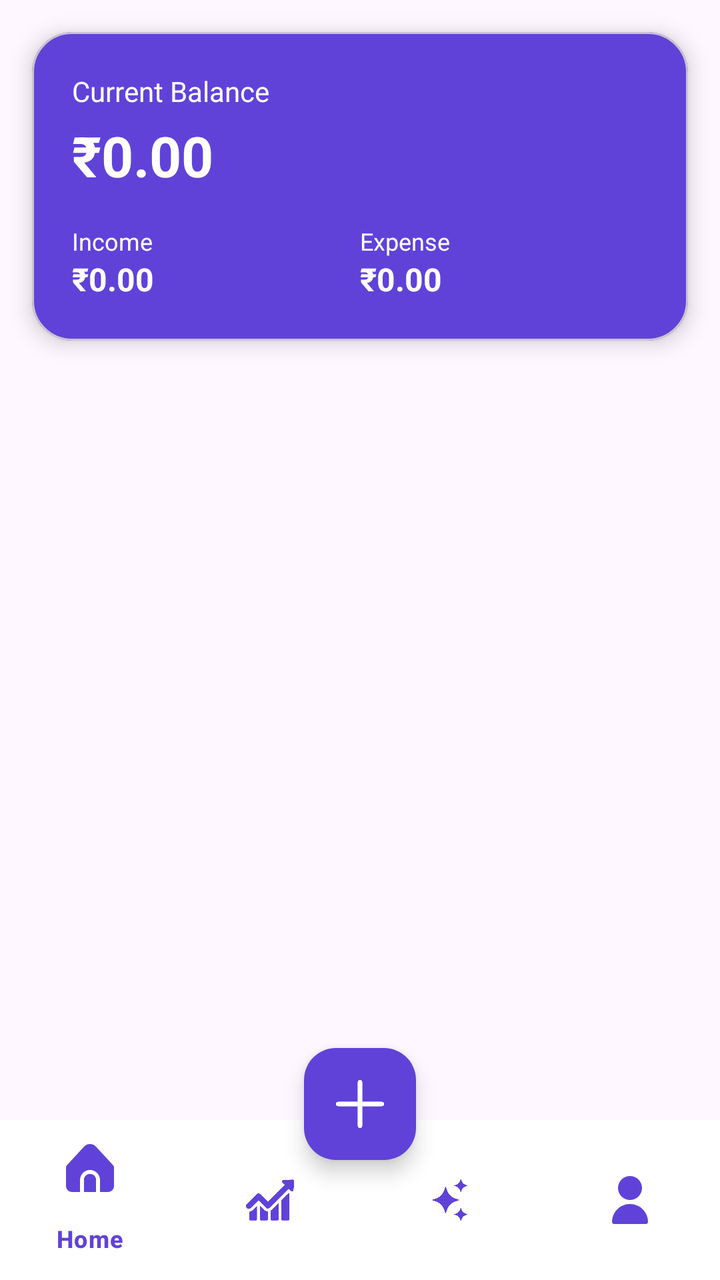
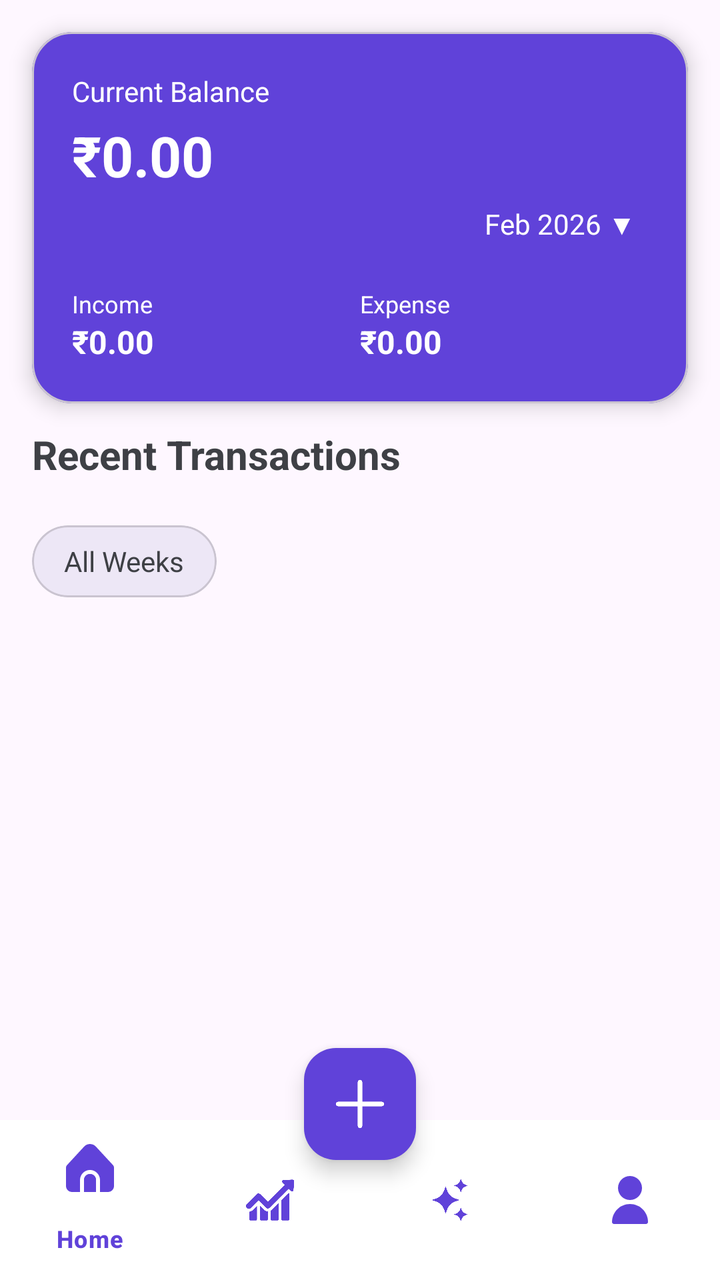

Two renders of the same Android screen: before a commit and after it. Below are the layout's source before the change and the commit's diff.
<!-- AndroidManifest.xml: application theme Theme.WalletMateTracker -->
<!-- res/layout/activity_main.xml -->
<?xml version="1.0" encoding="utf-8"?>
<androidx.coordinatorlayout.widget.CoordinatorLayout
    xmlns:android="http://schemas.android.com/apk/res/android"
    xmlns:app="http://schemas.android.com/apk/res-auto"
    android:layout_width="match_parent"
    android:layout_height="match_parent">

    <androidx.constraintlayout.widget.ConstraintLayout

        android:layout_width="match_parent"
        android:layout_height="match_parent"
        android:fitsSystemWindows="true">

        <com.google.android.material.card.MaterialCardView
            android:id="@+id/cardSummary"
            android:layout_width="match_parent"
            android:layout_height="wrap_content"
            app:layout_constraintTop_toTopOf="parent"
            android:layout_margin="16dp"
            app:cardCornerRadius="20dp"
            app:cardElevation="6dp"
            android:backgroundTint="@color/purple_primary">

            <LinearLayout
                android:layout_width="match_parent"
                android:layout_height="wrap_content"
                android:orientation="vertical"
                android:padding="20dp">

                <TextView
                    android:text="Current Balance"
                    android:textColor="@color/white"
                    android:textSize="14sp"
                    android:layout_width="match_parent"
                    android:layout_height="wrap_content"/>

                <TextView
                    android:id="@+id/tvBalance"
                    android:text="₹0.00"
                    android:textColor="@color/white"
                    android:textSize="28sp"
                    android:textStyle="bold"
                    android:layout_marginTop="4dp"
                    android:layout_width="match_parent"
                    android:layout_height="wrap_content"/>

                <LinearLayout
                    android:layout_width="match_parent"
                    android:layout_height="wrap_content"
                    android:orientation="horizontal"
                    android:layout_marginTop="16dp"
                    android:weightSum="2">

                    
                    <LinearLayout
                        android:layout_width="0dp"
                        android:layout_weight="1"
                        android:orientation="vertical"
                        android:layout_height="wrap_content">

                        <TextView
                            android:text="Income"
                            android:textColor="@color/white"
                            android:textSize="12sp"
                            android:layout_width="match_parent"
                            android:layout_height="wrap_content"/>

                        <TextView
                            android:id="@+id/tvIncome"
                            android:text="₹0.00"
                            android:textColor="@color/white"
                            android:textSize="16sp"
                            android:textStyle="bold"
                            android:layout_width="match_parent"
                            android:layout_height="wrap_content"/>
                    </LinearLayout>

                    
                    <LinearLayout
                        android:layout_width="0dp"
                        android:layout_weight="1"
                        android:orientation="vertical"
                        android:gravity="end"
                        android:layout_height="wrap_content">

                        <TextView
                            android:text="Expense"
                            android:textColor="@color/white"
                            android:textSize="12sp"
                            android:layout_width="match_parent"
                            android:layout_height="wrap_content"/>

                        <TextView
                            android:id="@+id/tvExpense"
                            android:text="₹0.00"
                            android:textColor="@color/white"
                            android:textSize="16sp"
                            android:textStyle="bold"
                            android:layout_width="match_parent"
                            android:layout_height="wrap_content"/>

                    </LinearLayout>

                </LinearLayout>

            </LinearLayout>
        </com.google.android.material.card.MaterialCardView>


        <androidx.recyclerview.widget.RecyclerView
            android:id="@+id/rvExpenseList"
            android:layout_width="0dp"
            android:layout_height="0dp"
            android:clipToPadding="false"
            android:paddingTop="8dp"
            android:paddingBottom="80dp"
            app:layout_constraintTop_toBottomOf="@id/cardSummary"
            app:layout_constraintBottom_toBottomOf="parent"
            app:layout_constraintStart_toStartOf="parent"
            app:layout_constraintEnd_toEndOf="parent"/>

    </androidx.constraintlayout.widget.ConstraintLayout>

    <com.google.android.material.bottomnavigation.BottomNavigationView
        android:id="@+id/bottomNavigation"
        android:layout_width="match_parent"
        android:layout_height="80dp"
        android:layout_gravity="bottom"
        android:background="@color/white"
        app:menu="@menu/bottom_nav_menu"
        app:itemIconTint="@color/purple_primary"
        app:itemTextColor="@color/purple_primary" />

    
    <com.google.android.material.floatingactionbutton.FloatingActionButton
        android:id="@+id/fabAddExpense"
        android:layout_width="wrap_content"
        android:layout_height="wrap_content"
        android:layout_gravity="bottom|center_horizontal"
        android:layout_marginBottom="60dp"
        android:src="@drawable/ic_input_add"
        app:backgroundTint="@color/purple_primary"
        app:tint="@color/white" />

</androidx.coordinatorlayout.widget.CoordinatorLayout>
<!-- resources referenced by this layout -->
<resources>
  <color name="purple_primary">#6042D9</color>
  <color name="white">#FFFFFF</color>
  <!-- drawable ic_input_add: png bitmap (drawable-nodpi, 3849 bytes) -->
  <style name="Theme.WalletMateTracker" parent="Base.Theme.WalletMateTracker" />
  <style name="Base.Theme.WalletMateTracker" parent="Theme.Material3.DayNight.NoActionBar">
          
          
      </style>
</resources>

<!-- the commit's change to res/layout/activity_main.xml (unified diff, before → after) -->
@@ -2,6 +2,7 @@
 <androidx.coordinatorlayout.widget.CoordinatorLayout
     xmlns:android="http://schemas.android.com/apk/res/android"
     xmlns:app="http://schemas.android.com/apk/res-auto"
+    xmlns:tools="http://schemas.android.com/tools"
     android:layout_width="match_parent"
     android:layout_height="match_parent">
 
@@ -44,6 +45,17 @@
                     android:layout_width="match_parent"
                     android:layout_height="wrap_content"/>
 
+                <TextView
+                    android:id="@+id/tvMonthSelector"
+                    android:layout_width="wrap_content"
+                    android:layout_height="wrap_content"
+                    android:text="Feb 2026 ▼"
+                    android:textColor="@android:color/white"
+                    android:textSize="14sp"
+                    android:layout_gravity="end"
+                    android:padding="6dp"/>
+
+
                 <LinearLayout
                     android:layout_width="match_parent"
                     android:layout_height="wrap_content"
@@ -107,6 +119,128 @@
         </com.google.android.material.card.MaterialCardView>
 
 
+
+        
+        <TextView
+            android:id="@+id/tvRecentTransactions"
+            android:layout_width="0dp"
+            android:layout_height="wrap_content"
+            android:text="Recent Transactions"
+            android:textSize="20sp"
+            android:textStyle="bold"
+            android:textColor="#3E4045"
+            android:layout_marginStart="16dp"
+            android:layout_marginTop="12dp"
+            app:layout_constraintTop_toBottomOf="@id/cardSummary"
+            app:layout_constraintStart_toStartOf="parent"
+            app:layout_constraintEnd_toEndOf="parent"/>
+
+
+        
+        <HorizontalScrollView
+            android:id="@+id/scrollChips"
+            android:layout_width="0dp"
+            android:layout_height="wrap_content"
+            android:layout_marginTop="10dp"
+            android:layout_marginStart="16dp"
+            android:layout_marginEnd="16dp"
+            android:overScrollMode="never"
+            android:scrollbars="none"
+            app:layout_constraintTop_toBottomOf="@id/tvRecentTransactions"
+            app:layout_constraintStart_toStartOf="parent"
+            app:layout_constraintEnd_toEndOf="parent">
+
+            <com.google.android.material.chip.ChipGroup
+                android:id="@+id/chipGroupCategories"
+                android:layout_width="wrap_content"
+                android:layout_height="wrap_content"
+                app:singleSelection="true"
+                app:selectionRequired="true"
+                app:chipSpacingHorizontal="8dp"/>
+        </HorizontalScrollView>
+
+
+        
+        <LinearLayout
+            android:id="@+id/layoutFilterRow"
+            android:layout_width="0dp"
+            android:layout_height="wrap_content"
+            android:orientation="horizontal"
+            android:layout_marginTop="12dp"
+            android:layout_marginStart="16dp"
+            android:layout_marginEnd="16dp"
+            app:layout_constraintTop_toBottomOf="@id/scrollChips"
+            app:layout_constraintStart_toStartOf="parent"
+            app:layout_constraintEnd_toEndOf="parent">
+
+            
+            <com.google.android.material.card.MaterialCardView
+                android:id="@+id/cardWeeklyFilter"
+                android:layout_width="wrap_content"
+                android:layout_height="36dp"
+                app:cardCornerRadius="18dp"
+                android:backgroundTint="#EDE7F6">
+
+                <TextView
+                    android:id="@+id/tvWeeklyFilter"
+                    android:text="All Weeks"
+                    android:paddingStart="16dp"
+                    android:paddingEnd="16dp"
+                    android:gravity="center"
+                    android:textColor="#3E4045"
+                    android:layout_width="wrap_content"
+                    android:layout_height="match_parent"/>
+            </com.google.android.material.card.MaterialCardView>
+
+            
+            <com.google.android.material.card.MaterialCardView
+                android:id="@+id/cardDateBadge"
+                android:layout_width="wrap_content"
+                android:layout_height="36dp"
+                android:layout_marginStart="8dp"
+                android:visibility="gone"
+                app:cardCornerRadius="18dp"
+                app:cardElevation="2dp"
+                android:backgroundTint="#D1C6FA">
+
+                <LinearLayout
+                    android:layout_width="wrap_content"
+                    android:layout_height="match_parent"
+                    android:orientation="horizontal"
+                    android:gravity="center_vertical"
+                    android:paddingStart="12dp"
+                    android:paddingEnd="10dp">
+
+                    <TextView
+                        android:id="@+id/tvDateBadge"
+                        android:text="From 10 Feb"
+                        android:textColor="#3E4045"
+                        android:textSize="13sp"
+                        android:gravity="center"
+                        android:layout_marginEnd="6dp"
+                        android:layout_width="wrap_content"
+                        android:layout_height="match_parent"/>
+
+                    <TextView
+                        android:id="@+id/tvClearDate"
+                        android:text="✕"
+                        android:textStyle="bold"
+                        android:textColor="#3E4045"
+                        android:gravity="center"
+                        android:layout_width="wrap_content"
+                        android:layout_height="match_parent"/>
+                </LinearLayout>
+            </com.google.android.material.card.MaterialCardView>
+
+        </LinearLayout>
+
+
+
+
+
+
+
+
         <androidx.recyclerview.widget.RecyclerView
             android:id="@+id/rvExpenseList"
             android:layout_width="0dp"
@@ -114,7 +248,7 @@
             android:clipToPadding="false"
             android:paddingTop="8dp"
             android:paddingBottom="80dp"
-            app:layout_constraintTop_toBottomOf="@id/cardSummary"
+            app:layout_constraintTop_toBottomOf="@id/layoutFilterRow"
             app:layout_constraintBottom_toBottomOf="parent"
             app:layout_constraintStart_toStartOf="parent"
             app:layout_constraintEnd_toEndOf="parent"/>
